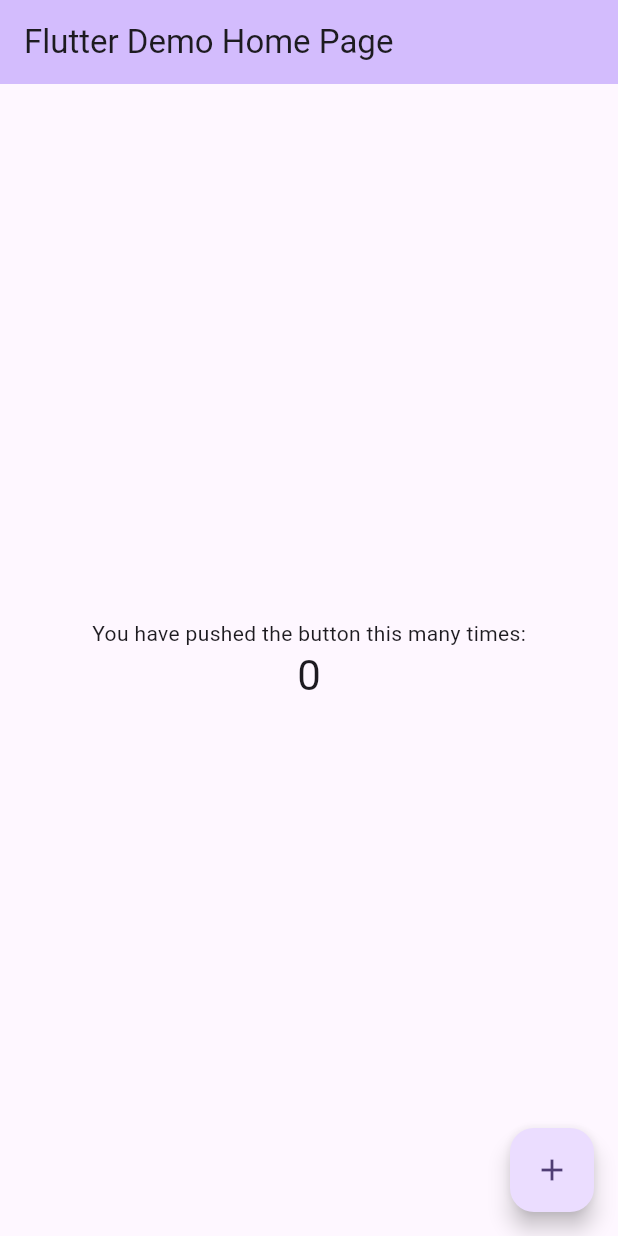
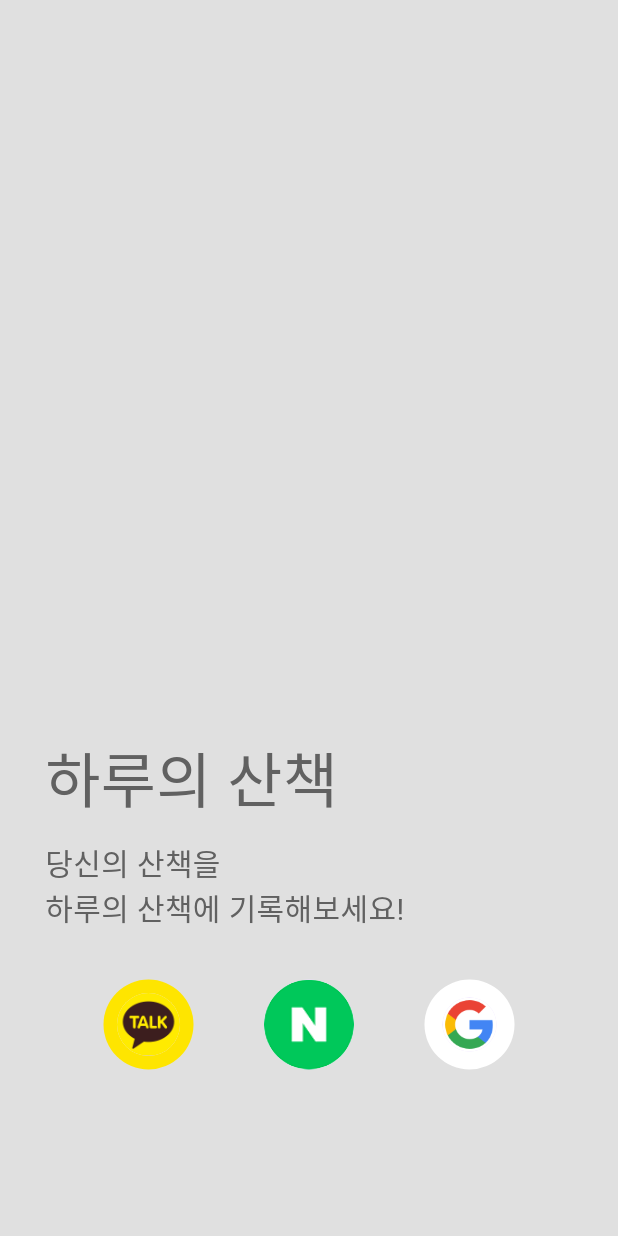
Before and after one commit to zukite/walkingRecord, a Flutter app: the screen it shows after launch, on a phone screen of 412 x 824 dp. Run offline on Flutter 3.47's test engine with Material 2 defaults, Android fonts, the phone set to English and light mode, and no system bars; our stand-ins replace firebase_core; accounts and stored records are empty.

Commit message:
로그인 화면

```diff
--- a/lib/main.dart
+++ b/lib/main.dart
@@ -1,125 +1,33 @@
+import 'package:firebase_core/firebase_core.dart';
 import 'package:flutter/material.dart';
+import 'package:walking_record/firebase_options.dart';
+import 'package:walking_record/src/login_screen.dart';
+// import 'package:firebase_core/firebase_core.dart';
+// import 'firebase_options.dart';
 
-void main() {
-  runApp(const MyApp());
+void main() async {
+  WidgetsFlutterBinding.ensureInitialized(); // 파이어베이스 초기화 부분
+
+  await Firebase.initializeApp(
+    options: DefaultFirebaseOptions.currentPlatform,
+  );
+
+  runApp(const WalkingRecord());
 }
 
-class MyApp extends StatelessWidget {
-  const MyApp({super.key});
+class WalkingRecord extends StatelessWidget {
+  const WalkingRecord({super.key});
 
   // This widget is the root of your application.
   @override
   Widget build(BuildContext context) {
     return MaterialApp(
-      title: 'Flutter Demo',
+      title: 'WalkingRecordApp',
       theme: ThemeData(
-        // This is the theme of your application.
-        //
-        // TRY THIS: Try running your application with "flutter run". You'll see
-        // the application has a blue toolbar. Then, without quitting the app,
-        // try changing the seedColor in the colorScheme below to Colors.green
-        // and then invoke "hot reload" (save your changes or press the "hot
-        // reload" button in a Flutter-supported IDE, or press "r" if you used
-        // the command line to start the app).
-        //
-        // Notice that the counter didn't reset back to zero; the application
-        // state is not lost during the reload. To reset the state, use hot
-        // restart instead.
-        //
-        // This works for code too, not just values: Most code changes can be
-        // tested with just a hot reload.
         colorScheme: ColorScheme.fromSeed(seedColor: Colors.deepPurple),
         useMaterial3: true,
       ),
-      home: const MyHomePage(title: 'Flutter Demo Home Page'),
+      home: const LoginPage(),
     );
   }
 }
-
-class MyHomePage extends StatefulWidget {
-  const MyHomePage({super.key, required this.title});
-
-  // This widget is the home page of your application. It is stateful, meaning
-  // that it has a State object (defined below) that contains fields that affect
-  // how it looks.
-
-  // This class is the configuration for the state. It holds the values (in this
-  // case the title) provided by the parent (in this case the App widget) and
-  // used by the build method of the State. Fields in a Widget subclass are
-  // always marked "final".
-
-  final String title;
-
-  @override
-  State<MyHomePage> createState() => _MyHomePageState();
-}
-
-class _MyHomePageState extends State<MyHomePage> {
-  int _counter = 0;
-
-  void _incrementCounter() {
-    setState(() {
-      // This call to setState tells the Flutter framework that something has
-      // changed in this State, which causes it to rerun the build method below
-      // so that the display can reflect the updated values. If we changed
-      // _counter without calling setState(), then the build method would not be
-      // called again, and so nothing would appear to happen.
-      _counter++;
-    });
-  }
-
-  @override
-  Widget build(BuildContext context) {
-    // This method is rerun every time setState is called, for instance as done
-    // by the _incrementCounter method above.
-    //
-    // The Flutter framework has been optimized to make rerunning build methods
-    // fast, so that you can just rebuild anything that needs updating rather
-    // than having to individually change instances of widgets.
-    return Scaffold(
-      appBar: AppBar(
-        // TRY THIS: Try changing the color here to a specific color (to
-        // Colors.amber, perhaps?) and trigger a hot reload to see the AppBar
-        // change color while the other colors stay the same.
-        backgroundColor: Theme.of(context).colorScheme.inversePrimary,
-        // Here we take the value from the MyHomePage object that was created by
-        // the App.build method, and use it to set our appbar title.
-        title: Text(widget.title),
-      ),
-      body: Center(
-        // Center is a layout widget. It takes a single child and positions it
-        // in the middle of the parent.
-        child: Column(
-          // Column is also a layout widget. It takes a list of children and
-          // arranges them vertically. By default, it sizes itself to fit its
-          // children horizontally, and tries to be as tall as its parent.
-          //
-          // Column has various properties to control how it sizes itself and
-          // how it positions its children. Here we use mainAxisAlignment to
-          // center the children vertically; the main axis here is the vertical
-          // axis because Columns are vertical (the cross axis would be
-          // horizontal).
-          //
-          // TRY THIS: Invoke "debug painting" (choose the "Toggle Debug Paint"
-          // action in the IDE, or press "p" in the console), to see the
-          // wireframe for each widget.
-          mainAxisAlignment: MainAxisAlignment.center,
-          children: <Widget>[
-            const Text(
-              'You have pushed the button this many times:',
-            ),
-            Text(
-              '$_counter',
-              style: Theme.of(context).textTheme.headlineMedium,
-            ),
-          ],
-        ),
-      ),
-      floatingActionButton: FloatingActionButton(
-        onPressed: _incrementCounter,
-        tooltip: 'Increment',
-        child: const Icon(Icons.add),
-      ), // This trailing comma makes auto-formatting nicer for build methods.
-    );
-  }
-}
--- /dev/null
+++ b/lib/src/login_screen.dart
@@ -0,0 +1,94 @@
+import 'package:flutter/material.dart';
+
+class LoginPage extends StatelessWidget {
+  const LoginPage({super.key});
+
+  @override
+  Widget build(BuildContext context) {
+    return Scaffold(
+      backgroundColor: Colors.grey[300],
+      body: SafeArea(
+        child: Padding(
+          padding: const EdgeInsets.fromLTRB(30.0, 40.0, 30.0, 0.0),
+          child: Column(
+            crossAxisAlignment: CrossAxisAlignment.start,
+            children: [
+              const SizedBox(
+                height: 450,
+              ),
+              Text(
+                '하루의 산책',
+                style: TextStyle(
+                  color: Colors.grey[700],
+                  fontSize: 40,
+                ),
+              ),
+              const SizedBox(
+                height: 10,
+              ),
+              Text(
+                '당신의 산책을',
+                style: TextStyle(
+                  color: Colors.grey[700],
+                  fontSize: 20,
+                ),
+              ),
+              Text(
+                '하루의 산책에 기록해보세요!',
+                style: TextStyle(
+                  color: Colors.grey[700],
+                  fontSize: 20,
+                ),
+              ),
+              const SizedBox(
+                height: 25.0,
+              ),
+
+              // 소셜로그인 버튼(구글, 카카오, 네이버)
+              Row(
+                mainAxisAlignment: MainAxisAlignment.spaceEvenly,
+                children: [
+                  IconButton(
+                    onPressed: () {
+                      print('카톡로그인');
+                    },
+                    icon: const CircleAvatar(
+                      radius: 30.0,
+                      backgroundColor: Color(0xffFEE500),
+                      child: CircleAvatar(
+                        radius: 21.0,
+                        backgroundImage: AssetImage('assets/kakao.png'),
+                      ),
+                    ),
+                  ),
+                  IconButton(
+                    onPressed: () {
+                      print('네이버로그인');
+                    },
+                    icon: const CircleAvatar(
+                      radius: 30.0,
+                      backgroundImage: AssetImage('assets/naver.png'),
+                    ),
+                  ),
+                  IconButton(
+                    onPressed: () {
+                      print('구글로그인');
+                    },
+                    icon: const CircleAvatar(
+                      radius: 30.0,
+                      backgroundColor: Colors.white,
+                      child: CircleAvatar(
+                        radius: 18.0,
+                        backgroundImage: AssetImage('assets/google.png'),
+                      ),
+                    ),
+                  ),
+                ],
+              ),
+            ],
+          ),
+        ),
+      ),
+    );
+  }
+}
```
Also changed, not shown: pubspec.yaml (+11 -7 lines), assets/google.png (added), assets/kakao.png (added), assets/naver.png (added), lib/firebase_options.dart (added), pubspec.lock, 11 other files.
